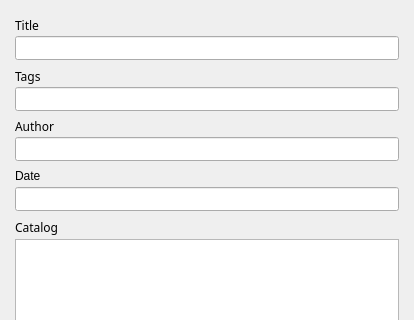
Before: the Qt Designer form mpgui/attributebasewidget.ui in wyrover/markplus_win32, drawn with Qt 5; both pictures show x 0 to 414 and y 0 to 320 of the 414 by 460 pixel window.
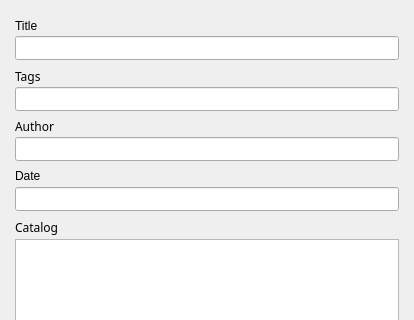
After: the same form once the commit is applied.

```diff
--- a/mpgui/attributebasewidget.ui
+++ b/mpgui/attributebasewidget.ui
@@ -76,12 +76,6 @@
           <height>15</height>
          </size>
         </property>
-        <property name="font">
-         <font>
-          <family>新宋体</family>
-          <pointsize>9</pointsize>
-         </font>
-        </property>
         <property name="text">
          <string>Title</string>
         </property>
```
